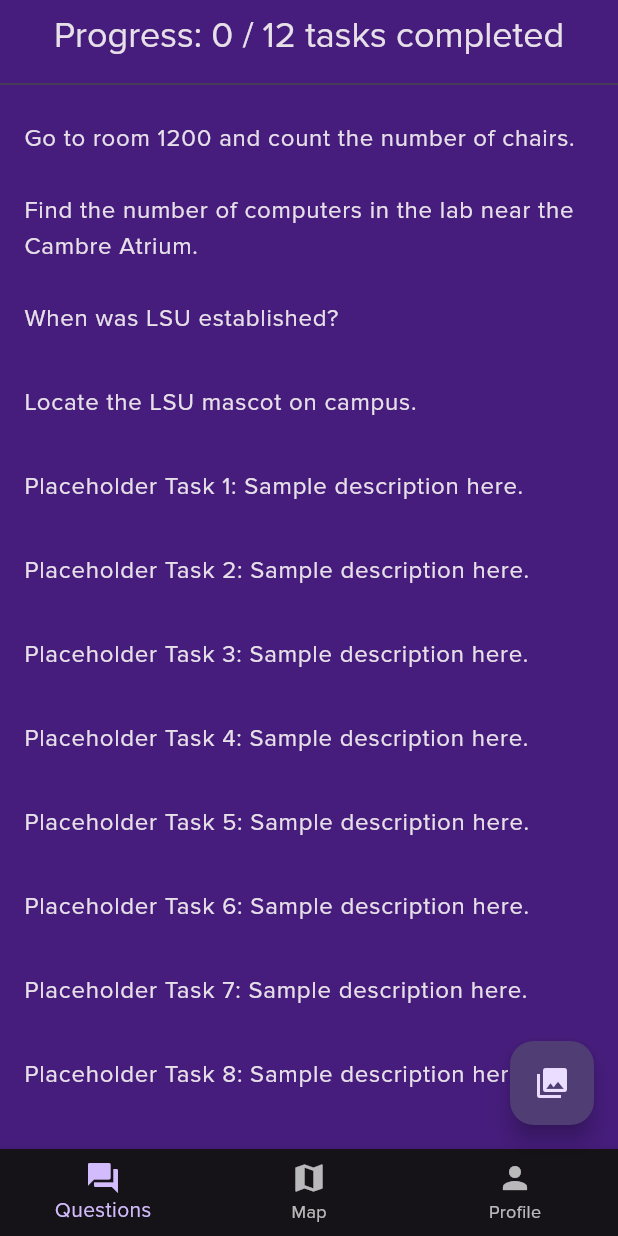
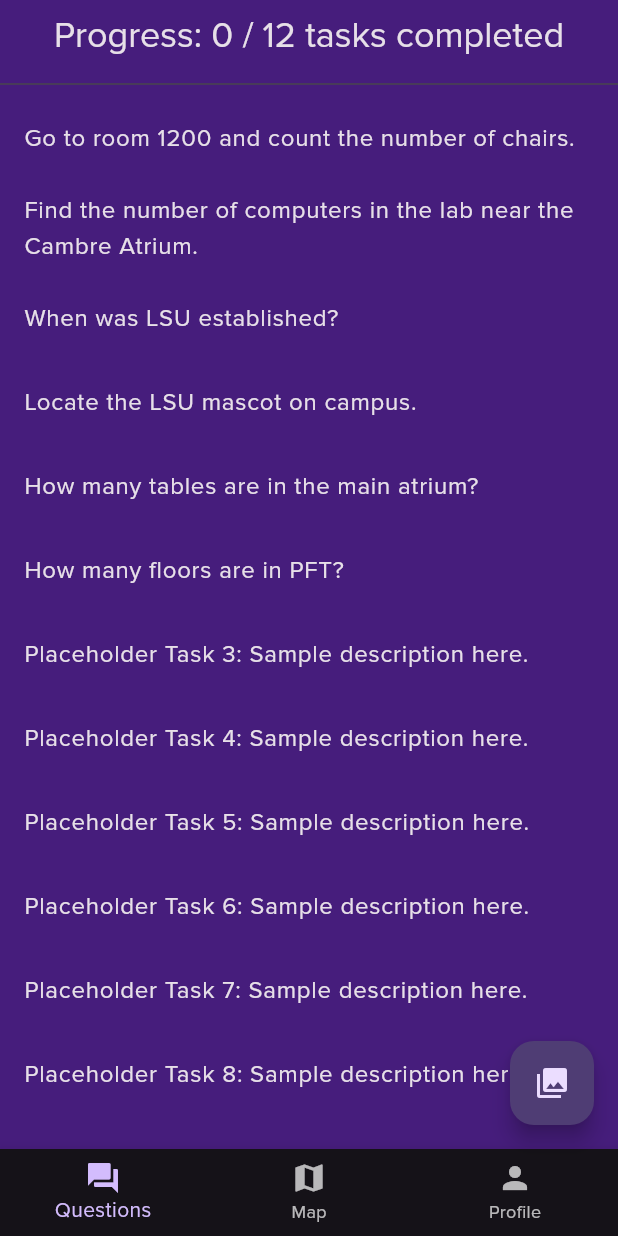
Before and after one commit to Jdav331/lsu_scavenge, a Flutter app: the MyHomePage screen opened directly with empty values, on a phone screen of 412 x 824 dp. Run offline on Flutter 3.47's test engine with Material 3 defaults, Android fonts, the phone set to English and light mode, and no system bars; our stand-ins replace shared_preferences; accounts and stored records are empty.

Commit message:
Added some extra tasks, will bug test on Friday

```diff
--- a/lib/main.dart
+++ b/lib/main.dart
@@ -73,14 +73,14 @@ final List<Task> tasks = [
       hint: 'Search around the main stadium entrance for the mascot display.'),
   Task(
       id: 5,
-      description: 'Placeholder Task 1: Sample description here.',
-      correctAnswer: 'Answer1',
-      hint: 'Try to think logically about what the task is asking.'),
+      description: 'How many tables are in the main atrium? ',
+      correctAnswer: '7',
+      hint: 'Less than 10!'),
   Task(
       id: 6,
-      description: 'Placeholder Task 2: Sample description here.',
-      correctAnswer: 'Answer2',
-      hint: 'Re-read the description carefully for any clues.'),
+      description: 'How many floors are in PFT?',
+      correctAnswer: '3',
+      hint: 'Check the directory near the stairs.'),
   Task(
       id: 7,
       description: 'Placeholder Task 3: Sample description here.',
```
Also changed, not shown: pubspec.lock.
